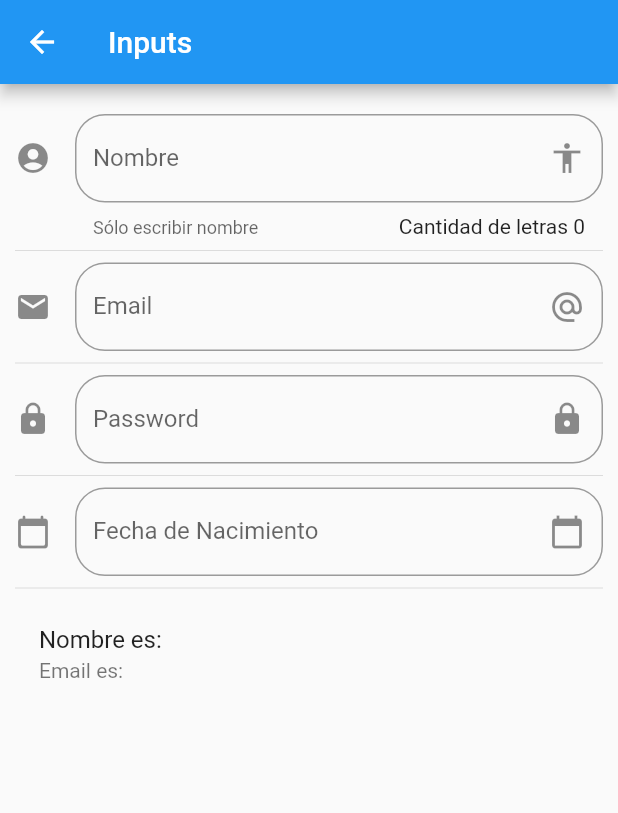
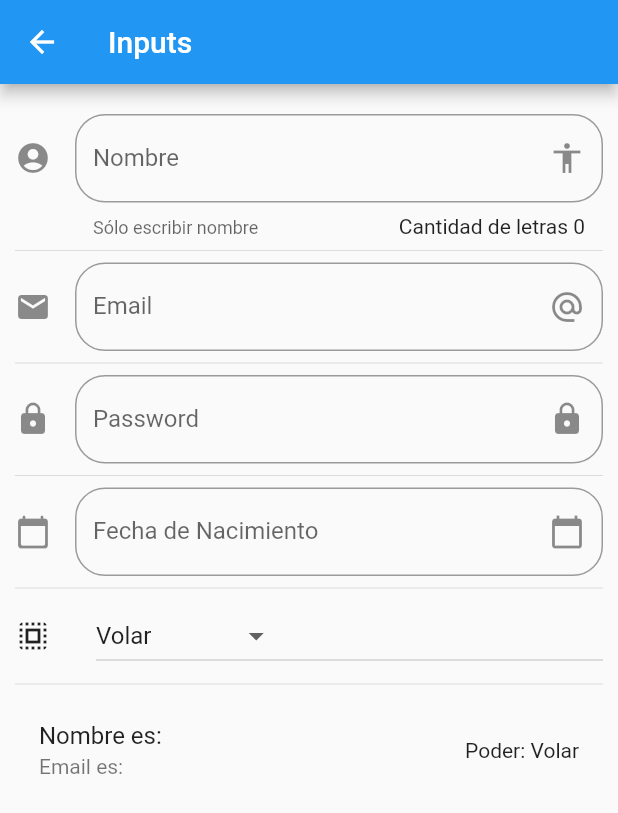
Before and after one commit to victand98/flutter-components, a Flutter app: the InputPage screen opened by its route, on a phone screen of 412 x 824 dp. Shown: the top 813 px of the screen. Run offline on Flutter 3.47's test engine with Material 2 defaults, Android fonts, the phone set to English and light mode, and no system bars.

Commit message:
Dropdown Component

```diff
--- a/lib/src/pages/input_page.dart
+++ b/lib/src/pages/input_page.dart
@@ -9,6 +9,8 @@ class _InputPageState extends State<InputPage> {
   String _name = "";
   String _email = "";
   String _date = "";
+  String _selectedOption = "Volar";
+  List<String> _powers = ["Volar", "Rayos X", "Super Aliento"];
 
   TextEditingController _inputFieldDate = TextEditingController();
 
@@ -29,6 +31,8 @@ class _InputPageState extends State<InputPage> {
           _createPassword(),
           Divider(),
           _createDate(context),
+          Divider(),
+          _createDropdown(),
           Divider(),
           _createPerson(),
         ],
@@ -61,6 +65,7 @@ class _InputPageState extends State<InputPage> {
     return ListTile(
       title: Text("Nombre es: $_name"),
       subtitle: Text("Email es: $_email"),
+      trailing: Text("Poder: $_selectedOption"),
     );
   }
 
@@ -126,4 +131,34 @@ class _InputPageState extends State<InputPage> {
       });
     }
   }
+
+  List<DropdownMenuItem<String>> getOptionsDropdown() {
+    List<DropdownMenuItem<String>> listPowers = [];
+
+    _powers.forEach((power) {
+      listPowers.add(DropdownMenuItem(child: Text(power), value: power));
+    });
+
+    return listPowers;
+  }
+
+  Widget _createDropdown() {
+    return Row(
+      children: [
+        Icon(Icons.select_all),
+        SizedBox(width: 30.0),
+        Expanded(
+          child: DropdownButton(
+            value: _selectedOption,
+            items: getOptionsDropdown(),
+            onChanged: (value) {
+              setState(() {
+                _selectedOption = value;
+              });
+            },
+          ),
+        ),
+      ],
+    );
+  }
 }
```
